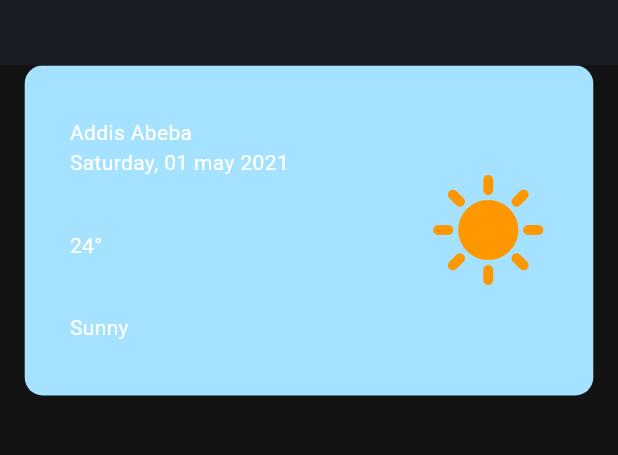
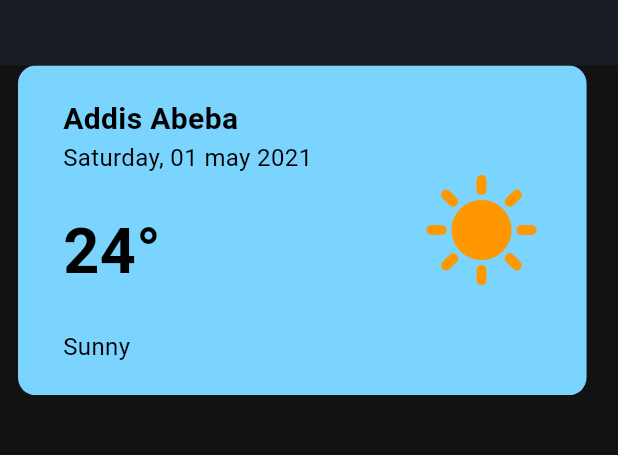
Before and after one commit to kaleabSolomon/WeatherIO, a Flutter app: the screen it shows after launch, after a tap on the "dark mode" icon, on a phone screen of 412 x 824 dp, the part 120-575 px from its top. Run offline on Flutter 3.47's test engine with Material 3 defaults, Android fonts, the phone set to English and light mode, and no system bars.

Commit message:
refactor weather card

```diff
--- a/lib/pages/home_page.dart
+++ b/lib/pages/home_page.dart
@@ -2,6 +2,7 @@ import 'package:flutter/material.dart';
 import 'package:provider/provider.dart';
 import 'package:weather_io/theme/theme_provider.dart';
 import 'package:weather_io/widgets/my_appbar.dart';
+import 'package:weather_io/widgets/weather_card.dart';
 
 class HomePage extends StatefulWidget {
   const HomePage({super.key});
@@ -34,45 +35,12 @@ class _HomePageState extends State<HomePage> {
         appBarActions: _appBarActions,
         toggleTheme: toggleTheme,
       ),
-      body: Row(
-        mainAxisAlignment: MainAxisAlignment.center,
-        // scrollDirection: Axis.horizontal,
-        children: [
-          Container(
-            padding: const EdgeInsets.symmetric(horizontal: 30),
-            width: MediaQuery.of(context).size.width * 0.92,
-            height: 220,
-            decoration: BoxDecoration(
-              borderRadius: BorderRadius.circular(12),
-              color: const Color.fromARGB(255, 165, 226, 255),
-            ),
-            child: const Row(
-              mainAxisAlignment: MainAxisAlignment.spaceBetween,
-              children: [
-                Column(
-                  mainAxisAlignment: MainAxisAlignment.spaceEvenly,
-                  crossAxisAlignment: CrossAxisAlignment.start,
-                  children: [
-                    Column(
-                      crossAxisAlignment: CrossAxisAlignment.start,
-                      children: [
-                        Text("Addis Abeba"),
-                        Text("Saturday, 01 may 2021")
-                      ],
-                    ),
-                    Text("24°"),
-                    Text("Sunny")
-                  ],
-                ),
-                Icon(
-                  Icons.sunny,
-                  size: 80,
-                  color: Colors.orange,
-                )
-              ],
-            ),
-          ),
-        ],
+      body: SizedBox(
+        height: 220,
+        child: ListView(
+          scrollDirection: Axis.horizontal,
+          children: [WeatherCard(), WeatherCard()],
+        ),
       ),
     );
   }
--- a/lib/theme/theme.dart
+++ b/lib/theme/theme.dart
@@ -3,7 +3,7 @@ import "package:flutter/material.dart";
 ThemeData lightMode = ThemeData(
     brightness: Brightness.light,
     colorScheme: const ColorScheme.light(
-      background: Color.fromARGB(255, 241, 247, 255),
+      background: Color.fromARGB(255, 204, 226, 255),
       primary: Color.fromARGB(255, 13, 60, 99),
       secondary: Colors.white,
     ));
--- /dev/null
+++ b/lib/widgets/weather_card.dart
@@ -0,0 +1,69 @@
+import 'package:flutter/material.dart';
+
+class WeatherCard extends StatelessWidget {
+  const WeatherCard({super.key});
+
+  @override
+  Widget build(BuildContext context) {
+    return Container(
+      margin: const EdgeInsets.symmetric(horizontal: 12),
+      padding: const EdgeInsets.symmetric(horizontal: 30),
+      width: MediaQuery.of(context).size.width * 0.92,
+      decoration: BoxDecoration(
+        borderRadius: BorderRadius.circular(12),
+        color: Color.fromARGB(255, 122, 212, 254),
+      ),
+      child: Row(
+        mainAxisAlignment: MainAxisAlignment.spaceBetween,
+        children: [
+          Column(
+            mainAxisAlignment: MainAxisAlignment.spaceEvenly,
+            crossAxisAlignment: CrossAxisAlignment.start,
+            children: [
+              Column(
+                crossAxisAlignment: CrossAxisAlignment.start,
+                children: [
+                  Text(
+                    "Addis Abeba",
+                    style: TextStyle(
+                      fontSize: 20,
+                      fontWeight: FontWeight.bold,
+                      color: Theme.of(context).colorScheme.secondary,
+                    ),
+                  ),
+                  Text(
+                    "Saturday, 01 may 2021",
+                    style: TextStyle(
+                      fontSize: 16,
+                      color: Theme.of(context).colorScheme.secondary,
+                    ),
+                  )
+                ],
+              ),
+              Text(
+                "24°",
+                style: TextStyle(
+                  fontSize: 42,
+                  fontWeight: FontWeight.bold,
+                  color: Theme.of(context).colorScheme.secondary,
+                ),
+              ),
+              Text(
+                "Sunny",
+                style: TextStyle(
+                  fontSize: 16,
+                  color: Theme.of(context).colorScheme.secondary,
+                ),
+              )
+            ],
+          ),
+          const Icon(
+            Icons.sunny,
+            size: 80,
+            color: Colors.orange,
+          )
+        ],
+      ),
+    );
+  }
+}
```
